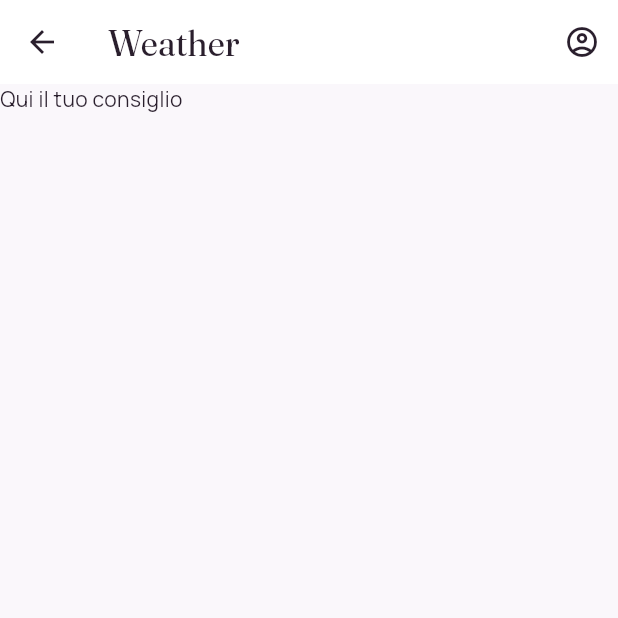
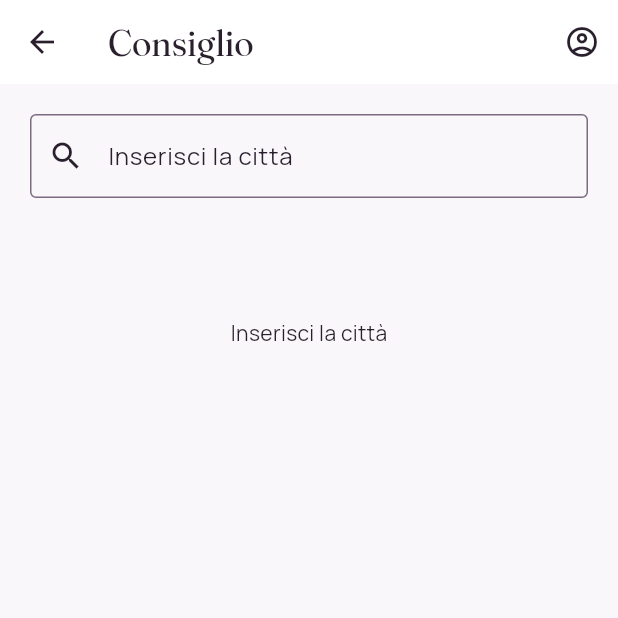
Before and after one commit to alessiamasuzzo/alessia_masuzzo_progetto_finale, a Flutter app: the WeatherScreen screen opened directly, on a phone screen of 412 x 824 dp, the top half of it. Run offline on Flutter 3.47's test engine with Material 3 defaults, Android fonts, the phone set to English and light mode, and no system bars; our stand-ins replace firebase_auth, firebase_core; accounts and stored records are empty.

Commit message:
Add weather search functionality and update UI in WeatherScreen

```diff
--- a/lib/screens/weather_screen.dart
+++ b/lib/screens/weather_screen.dart
@@ -1,31 +1,174 @@
 import 'package:alessia_masuzzo_progetto_finale/screens/profile_screen.dart';
+import 'package:alessia_masuzzo_progetto_finale/services/weather_service.dart';
 import 'package:flutter/material.dart';
 
-class WeatherScreen extends StatefulWidget{
+class WeatherScreen extends StatefulWidget {
   const WeatherScreen({super.key});
 
   @override
   State<WeatherScreen> createState() => _WeatherScreenState();
 }
 
-class _WeatherScreenState extends State<WeatherScreen>{
+class _WeatherScreenState extends State<WeatherScreen> {
+  final _weatherService = WeatherService();
+
+  WeatherData? _weather;
+  bool _loading = false;
+  String? _error;
+  bool _cityNotFound = false;
+
+  Future<void> _searchCity(String city) async {
+    if (city.trim().isEmpty) return;
+
+    setState(() {
+      _loading = true;
+      _error = null;
+      _weather = null;
+      _cityNotFound = false;
+    });
+
+    try {
+      final result = await _weatherService.getWeatherByCity(city.trim());
+      if (!mounted) return;
+      setState(() {
+        _weather = result;
+        _loading = false;
+      });
+    } on CityNotFoundException {
+      if (!mounted) return;
+      setState(() {
+        _error = "Città non trovata";
+        _cityNotFound = true;
+        _loading = false;
+      });
+    } catch (e) {
+      if (!mounted) return;
+      setState(() {
+        _error = "Controlla la connessione dati";
+        _loading = false;
+      });
+    }
+  }
+
+  // dal codice meteo all'icona
+  IconData _iconFor(int code) {
+    if (code == 0) return Icons.wb_sunny_outlined;
+    if (code <= 48) return Icons.cloud_outlined;
+    if (code <= 67) return Icons.umbrella_outlined;
+    if (code <= 77) return Icons.ac_unit;
+    if (code <= 82) return Icons.umbrella_outlined;
+    if (code <= 86) return Icons.ac_unit;
+    return Icons.thunderstorm_outlined;
+  }
+
+  Widget _buildResult(BuildContext context) {
+    if (_loading) {
+      return const Padding(
+        padding: EdgeInsets.only(top: 60),
+        child: Center(child: CircularProgressIndicator()),
+      );
+    } else if (_error != null) {
+      return Padding(
+        padding: const EdgeInsets.only(top: 60),
+        child: Center(
+          child: Column(
+            mainAxisSize: MainAxisSize.min,
+            children: [
+              Icon(
+                _cityNotFound ? Icons.search_off : Icons.cloud_off,
+                size: 64,
+              ),
+              const SizedBox(height: 12),
+              Text(_error!),
+            ],
+          ),
+        ),
+      );
+    } else if (_weather != null) {
+      final weather = _weather!;
+      return Padding(
+        padding: const EdgeInsets.symmetric(horizontal: 20),
+        child: Card(
+          color: Theme.of(context).colorScheme.primary,
+          child: Padding(
+            padding: const EdgeInsets.all(20),
+            child: Row(
+              mainAxisAlignment: MainAxisAlignment.spaceBetween,
+              children: [
+                Column(
+                  crossAxisAlignment: CrossAxisAlignment.start,
+                  children: [
+                    Text(
+                      weather.city,
+                      style: Theme.of(context).textTheme.headlineMedium
+                          ?.copyWith(
+                            color: Theme.of(context).colorScheme.onPrimary,
+                          ),
+                    ),
+                    Text(
+                      "${weather.temperature.round()}°",
+                      style: Theme.of(context).textTheme.headlineLarge
+                          ?.copyWith(
+                            color: Theme.of(context).colorScheme.onPrimary,
+                          ),
+                    ),
+                  ],
+                ),
+                Icon(
+                  _iconFor(weather.code),
+                  size: 64,
+                  color: Theme.of(context).colorScheme.onPrimary,
+                ),
+              ],
+            ),
+          ),
+        ),
+      );
+    } else {
+      return const Padding(
+        padding: EdgeInsets.only(top: 60),
+        child: Center(child: Text("Inserisci la città")),
+      );
+    }
+  }
 
   @override
   Widget build(BuildContext context) {
     return Scaffold(
       appBar: AppBar(
         title: Text(
-          "Weather",
+          "Consiglio",
           style: Theme.of(context).textTheme.headlineMedium,
         ),
         actions: [
           IconButton(
             onPressed: () {
-              Navigator.push(context, MaterialPageRoute(builder: (context) => ProfileScreen()));
+              Navigator.push(
+                context,
+                MaterialPageRoute(builder: (context) => const ProfileScreen()),
+              );
             },
-            icon: Icon(Icons.account_circle_outlined),
+            icon: const Icon(Icons.account_circle_outlined),
           ),
         ],
       ),
-      body: Text("Qui il tuo consiglio"),);
-  }}
+      body: Column(
+        crossAxisAlignment: CrossAxisAlignment.start,
+        children: [
+          Padding(
+            padding: const EdgeInsets.all(20),
+            child: TextField(
+              onSubmitted: _searchCity,
+              decoration: const InputDecoration(
+                hintText: "Inserisci la città",
+                border: OutlineInputBorder(),
+                prefixIcon: Icon(Icons.search),
+              ),
+            ),
+          ),
+          _buildResult(context),
+        ],
+      ),
+    );
+  }
+}
```
